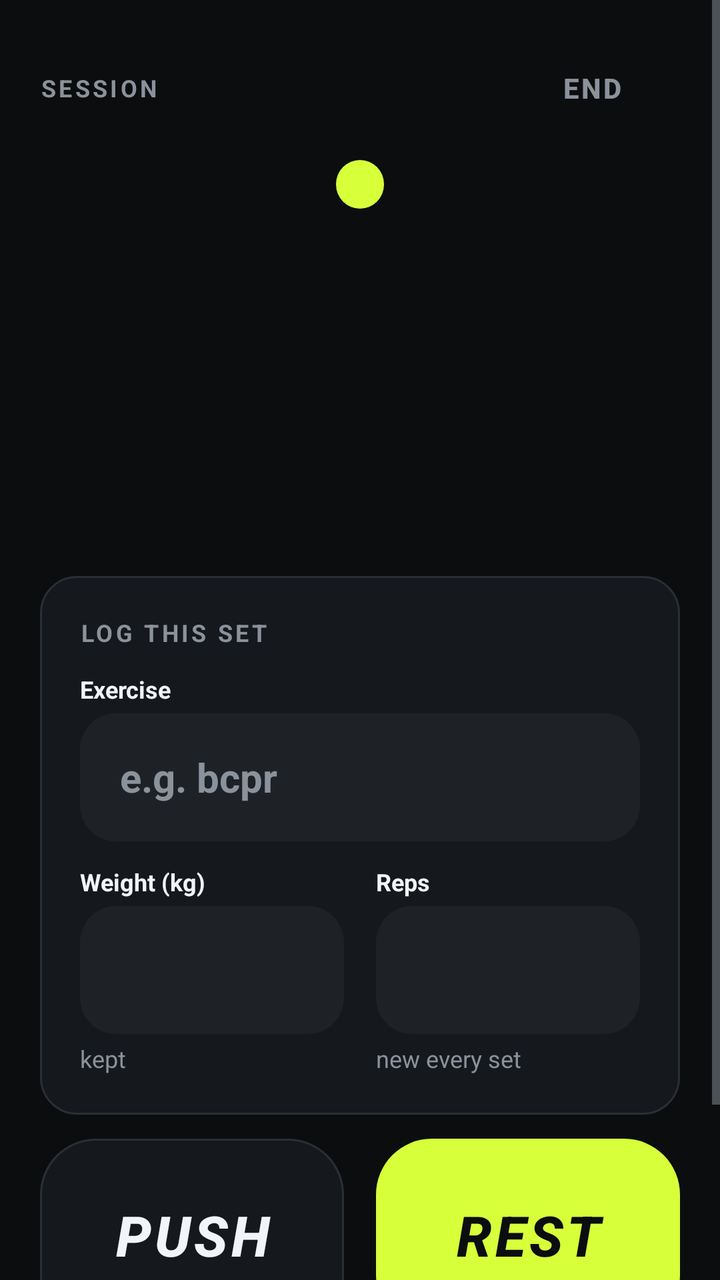
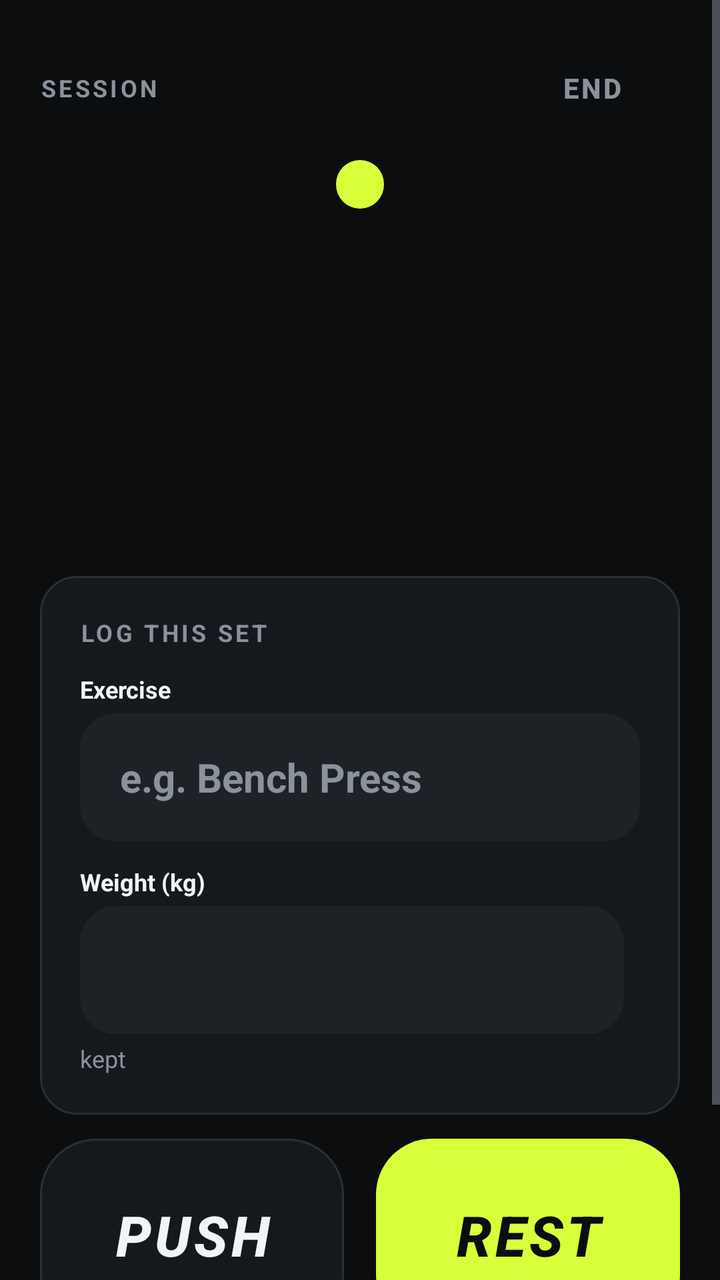

The first picture is an Android layout as it rendered before a commit; the second is the same layout after the commit. The layout source and the unified diff follow.
<!-- AndroidManifest.xml: activity theme Theme.LiftLog -->
<!-- res/layout/activity_session.xml -->
<?xml version="1.0" encoding="utf-8"?>
<ScrollView xmlns:android="http://schemas.android.com/apk/res/android"
    android:layout_width="match_parent"
    android:layout_height="match_parent"
    android:fillViewport="true">

    <LinearLayout
        android:layout_width="match_parent"
        android:layout_height="wrap_content"
        android:orientation="vertical"
        android:padding="@dimen/lift_gutter">

        <LinearLayout
            android:layout_width="match_parent"
            android:layout_height="wrap_content"
            android:gravity="center_vertical"
            android:orientation="horizontal">

            <TextView
                style="@style/LiftText.Label"
                android:layout_width="0dp"
                android:layout_height="wrap_content"
                android:layout_weight="1"
                android:text="@string/session_title" />

            <com.google.android.material.button.MaterialButton
                android:id="@+id/button_session_end"
                style="@style/LiftButton.Text"
                android:layout_width="wrap_content"
                android:layout_height="wrap_content"
                android:text="@string/session_end" />
        </LinearLayout>

        <TextView
            android:id="@+id/text_session_state"
            style="@style/LiftText.Chip"
            android:layout_width="wrap_content"
            android:layout_height="wrap_content"
            android:layout_gravity="center_horizontal"
            android:layout_marginTop="@dimen/lift_gap_md" />

        <TextView
            android:id="@+id/text_session_timer"
            android:layout_width="match_parent"
            android:layout_height="wrap_content"
            android:fontFeatureSettings="tnum"
            android:gravity="center"
            android:includeFontPadding="false"
            android:textSize="@dimen/lift_text_timer"
            android:textStyle="bold|italic" />

        <TextView
            android:id="@+id/text_session_caption"
            style="@style/LiftText"
            android:layout_width="match_parent"
            android:layout_height="wrap_content"
            android:gravity="center"
            android:textColor="@color/lift_text_dim" />

        <TextView
            android:id="@+id/text_session_set"
            style="@style/LiftText.Title"
            android:layout_width="match_parent"
            android:layout_height="wrap_content"
            android:layout_marginTop="@dimen/lift_gap_xs"
            android:gravity="center" />

        <LinearLayout
            style="@style/LiftCard"
            android:layout_width="match_parent"
            android:layout_height="wrap_content"
            android:layout_marginTop="@dimen/lift_gap_lg"
            android:orientation="vertical">

            <TextView
                style="@style/LiftText.Label"
                android:layout_width="wrap_content"
                android:layout_height="wrap_content"
                android:text="@string/session_input_title" />

            <TextView
                style="@style/LiftText.FieldLabel"
                android:layout_width="wrap_content"
                android:layout_height="wrap_content"
                android:layout_marginTop="@dimen/lift_gap_md"
                android:text="@string/session_exercise" />

            <EditText
                android:id="@+id/input_session_exercise"
                style="@style/LiftInput"
                android:layout_width="match_parent"
                android:layout_height="wrap_content"
                android:layout_marginTop="@dimen/lift_gap_xs"
                android:hint="@string/session_exercise_hint"
                android:importantForAutofill="no"
                android:inputType="textNoSuggestions" />

            <LinearLayout
                android:layout_width="match_parent"
                android:layout_height="wrap_content"
                android:layout_marginTop="@dimen/lift_gap_md"
                android:orientation="horizontal">

                <LinearLayout
                    android:layout_width="0dp"
                    android:layout_height="wrap_content"
                    android:layout_marginEnd="@dimen/lift_gap_sm"
                    android:layout_weight="1"
                    android:orientation="vertical">

                    <TextView
                        style="@style/LiftText.FieldLabel"
                        android:layout_width="wrap_content"
                        android:layout_height="wrap_content"
                        android:text="@string/session_weight" />

                    <EditText
                        android:id="@+id/input_session_weight"
                        style="@style/LiftInput"
                        android:layout_width="match_parent"
                        android:layout_height="wrap_content"
                        android:layout_marginTop="@dimen/lift_gap_xs"
                        android:importantForAutofill="no"
                        android:inputType="numberDecimal" />

                    <TextView
                        style="@style/LiftText.Note"
                        android:layout_width="wrap_content"
                        android:layout_height="wrap_content"
                        android:layout_marginTop="@dimen/lift_gap_xs"
                        android:text="@string/session_weight_note" />
                </LinearLayout>

                <LinearLayout
                    android:layout_width="0dp"
                    android:layout_height="wrap_content"
                    android:layout_marginStart="@dimen/lift_gap_sm"
                    android:layout_weight="1"
                    android:orientation="vertical">

                    <TextView
                        style="@style/LiftText.FieldLabel"
                        android:layout_width="wrap_content"
                        android:layout_height="wrap_content"
                        android:text="@string/session_reps" />

                    <EditText
                        android:id="@+id/input_session_reps"
                        style="@style/LiftInput"
                        android:layout_width="match_parent"
                        android:layout_height="wrap_content"
                        android:layout_marginTop="@dimen/lift_gap_xs"
                        android:importantForAutofill="no"
                        android:inputType="number" />

                    <TextView
                        style="@style/LiftText.Note"
                        android:layout_width="wrap_content"
                        android:layout_height="wrap_content"
                        android:layout_marginTop="@dimen/lift_gap_xs"
                        android:text="@string/session_reps_note" />
                </LinearLayout>
            </LinearLayout>
        </LinearLayout>

        <LinearLayout
            android:layout_width="match_parent"
            android:layout_height="wrap_content"
            android:layout_marginTop="@dimen/lift_gap_md"
            android:orientation="horizontal">

            <com.google.android.material.button.MaterialButton
                android:id="@+id/button_session_push"
                style="@style/LiftButton.Secondary"
                android:layout_width="0dp"
                android:layout_height="@dimen/lift_action_height"
                android:layout_marginEnd="@dimen/lift_gap_sm"
                android:layout_weight="1"
                android:text="@string/session_button_push"
                android:textSize="@dimen/lift_text_headline" />

            <com.google.android.material.button.MaterialButton
                android:id="@+id/button_session_rest"
                style="@style/LiftButton.Primary"
                android:layout_width="0dp"
                android:layout_height="@dimen/lift_action_height"
                android:layout_marginStart="@dimen/lift_gap_sm"
                android:layout_weight="1"
                android:text="@string/session_button_rest"
                android:textSize="@dimen/lift_text_headline" />
        </LinearLayout>

        <TextView
            style="@style/LiftText.Label"
            android:layout_width="wrap_content"
            android:layout_height="wrap_content"
            android:layout_marginTop="@dimen/lift_gap_xl"
            android:text="@string/session_log_title" />

        <LinearLayout
            android:id="@+id/list_session_sets"
            android:layout_width="match_parent"
            android:layout_height="wrap_content"
            android:layout_marginTop="@dimen/lift_gap_sm"
            android:orientation="vertical" />
    </LinearLayout>
</ScrollView>
<!-- resources referenced by this layout -->
<resources>
  <color name="lift_text_dim">#FF8A929C</color>
  <dimen name="lift_action_height">96dp</dimen>
  <dimen name="lift_gap_lg">20dp</dimen>
  <dimen name="lift_gap_md">12dp</dimen>
  <dimen name="lift_gap_sm">8dp</dimen>
  <dimen name="lift_gap_xl">32dp</dimen>
  <dimen name="lift_gap_xs">4dp</dimen>
  <dimen name="lift_gutter">20dp</dimen>
  <dimen name="lift_text_headline">28sp</dimen>
  <dimen name="lift_text_timer">96sp</dimen>
  <string name="session_button_push">PUSH</string>
  <string name="session_button_rest">REST</string>
  <string name="session_end">END</string>
  <string name="session_exercise">Exercise</string>
  <string name="session_exercise_hint">e.g. bcpr</string>
  <string name="session_input_title">Log this set</string>
  <string name="session_log_title">This session</string>
  <string name="session_reps">Reps</string>
  <string name="session_reps_note">new every set</string>
  <string name="session_title">Session</string>
  <string name="session_weight">Weight (kg)</string>
  <string name="session_weight_note">kept</string>
  <style name="LiftButton.Text" parent="Widget.MaterialComponents.Button.TextButton">
          <item name="android:textColor">@color/lift_text_dim</item>
          <item name="android:textStyle">bold</item>
          <item name="android:letterSpacing">0.08</item>
      </style>
  <style name="LiftCard">
          <item name="android:background">@drawable/bg_lift_card</item>
          <item name="android:padding">@dimen/lift_gap_lg</item>
      </style>
  <style name="LiftText" parent="">
          <item name="android:textColor">@color/lift_text</item>
          <item name="android:textSize">@dimen/lift_text_body</item>
      </style>
  <style name="LiftText.FieldLabel">
          <item name="android:textSize">@dimen/lift_text_caption</item>
          <item name="android:textStyle">bold</item>
      </style>
  <style name="LiftText.Label">
          <item name="android:textColor">@color/lift_text_dim</item>
          <item name="android:textSize">@dimen/lift_text_caption</item>
          <item name="android:letterSpacing">0.12</item>
          <item name="android:textAllCaps">true</item>
          <item name="android:textStyle">bold</item>
      </style>
  <style name="LiftText.Note">
          <item name="android:textColor">@color/lift_text_dim</item>
          <item name="android:textSize">@dimen/lift_text_caption</item>
      </style>
  <style name="LiftText.Title">
          <item name="android:textSize">@dimen/lift_text_title</item>
          <item name="android:textStyle">bold</item>
      </style>
  <color name="lift_acid">#FFD7FF3A</color>
  <color name="lift_on_acid">#FF0B0D0F</color>
  <dimen name="lift_radius_lg">28dp</dimen>
  <color name="lift_line">#FF2A2F36</color>
  <color name="lift_surface">#FF15181C</color>
  <color name="lift_text">#FFF2F4F7</color>
  <!-- drawable bg_lift_card (drawable) -->
  <?xml version="1.0" encoding="utf-8"?>
  <shape xmlns:android="http://schemas.android.com/apk/res/android" android:shape="rectangle">
      <solid android:color="@color/lift_surface" />
      <stroke android:width="@dimen/lift_line_width" android:color="@color/lift_line" />
      <corners android:radius="@dimen/lift_radius" />
  </shape>
  <dimen name="lift_input_height">64dp</dimen>
  <dimen name="lift_text_title">20sp</dimen>
  <dimen name="lift_text_body">15sp</dimen>
  <!-- drawable bg_lift_chip (drawable) -->
  <?xml version="1.0" encoding="utf-8"?>
  <shape xmlns:android="http://schemas.android.com/apk/res/android" android:shape="rectangle">
      <solid android:color="@color/lift_acid" />
      <corners android:radius="@dimen/lift_radius" />
  </shape>
  <dimen name="lift_text_caption">12sp</dimen>
  <color name="lift_bg">#FF0B0D0F</color>
  <dimen name="lift_line_width">1dp</dimen>
  <dimen name="lift_radius">18dp</dimen>
  <color name="lift_surface_high">#FF1E2227</color>
  <!-- unchanged entries left out for length: 6 -->
</resources>

<!-- the commit's change to res/layout/activity_session.xml (unified diff, before → after) -->
@@ -131,35 +131,6 @@
                         android:text="@string/session_weight_note" />
                 </LinearLayout>
 
-                <LinearLayout
-                    android:layout_width="0dp"
-                    android:layout_height="wrap_content"
-                    android:layout_marginStart="@dimen/lift_gap_sm"
-                    android:layout_weight="1"
-                    android:orientation="vertical">
-
-                    <TextView
-                        style="@style/LiftText.FieldLabel"
-                        android:layout_width="wrap_content"
-                        android:layout_height="wrap_content"
-                        android:text="@string/session_reps" />
-
-                    <EditText
-                        android:id="@+id/input_session_reps"
-                        style="@style/LiftInput"
-                        android:layout_width="match_parent"
-                        android:layout_height="wrap_content"
-                        android:layout_marginTop="@dimen/lift_gap_xs"
-                        android:importantForAutofill="no"
-                        android:inputType="number" />
-
-                    <TextView
-                        style="@style/LiftText.Note"
-                        android:layout_width="wrap_content"
-                        android:layout_height="wrap_content"
-                        android:layout_marginTop="@dimen/lift_gap_xs"
-                        android:text="@string/session_reps_note" />
-                </LinearLayout>
             </LinearLayout>
         </LinearLayout>
 
<!-- resource entries referenced after the edit -->
@@ -14,11 +14,9 @@
   <string name="session_button_rest">REST</string>
   <string name="session_end">END</string>
   <string name="session_exercise">Exercise</string>
-  <string name="session_exercise_hint">e.g. bcpr</string>
+  <string name="session_exercise_hint">e.g. Bench Press</string>
   <string name="session_input_title">Log this set</string>
   <string name="session_log_title">This session</string>
-  <string name="session_reps">Reps</string>
-  <string name="session_reps_note">new every set</string>
   <string name="session_title">Session</string>
   <string name="session_weight">Weight (kg)</string>
   <string name="session_weight_note">kept</string>
